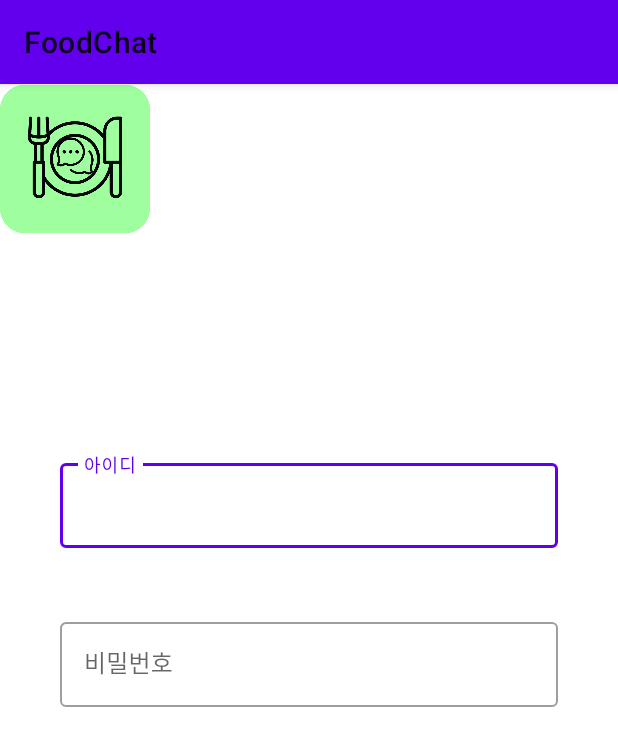
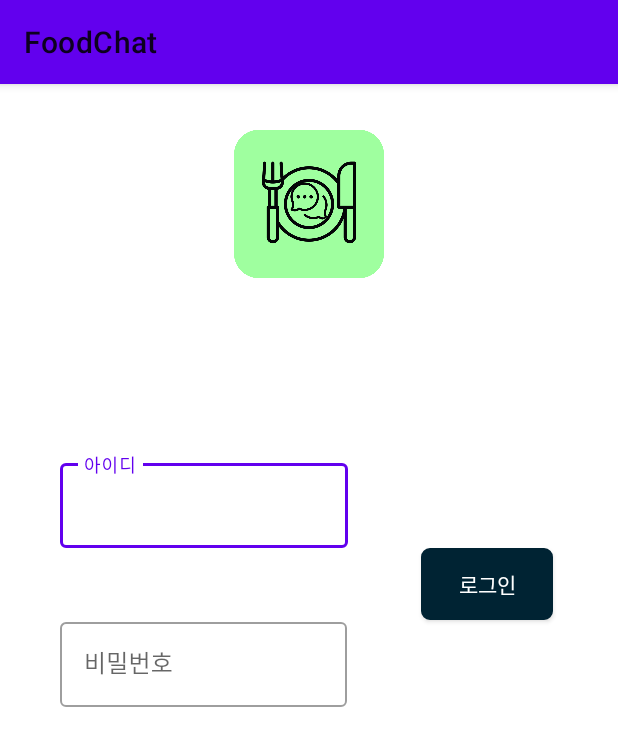
Before and after one commit to ahju411/FoodChat, an Android app: the screen it shows after launch (MainActivity), on a phone screen of 412 x 824 dp. Shown: the top 746 px of the screen. Run offline under Robolectric (Android 15) with nearby library versions, the phone set to English and light mode, and no system bars.

Commit message:
로그인버튼

```diff
--- /dev/null
+++ b/app/src/main/res/drawable/btn_darknavi.xml
@@ -0,0 +1,15 @@
+<?xml version="1.0" encoding="utf-8"?>
+<shape xmlns:android="http://schemas.android.com/apk/res/android">
+    <solid android:color="#002333"/>
+
+    <corners
+        android:bottomLeftRadius="5dp"
+        android:bottomRightRadius="5dp"
+        android:topLeftRadius="5dp"
+        android:topRightRadius="5dp">
+    </corners>
+        <!--테두리 색깔 지정-->
+    <stroke android:width="1dp"
+        android:color="#002333">
+    </stroke>
+</shape>
--- a/app/src/main/res/layout/home.xml
+++ b/app/src/main/res/layout/home.xml
@@ -7,19 +7,22 @@
     android:orientation="vertical">
 
     <ImageView
+        android:id="@+id/imageView2"
         android:layout_width="100dp"
         android:layout_height="100dp"
-        android:layout_gravity="center"
+        android:layout_marginTop="30dp"
         android:src="@drawable/logo"
-        tools:layout_editor_absoluteX="155dp"
-        tools:layout_editor_absoluteY="49dp"></ImageView>
+        app:layout_constraintLeft_toLeftOf="parent"
+        app:layout_constraintRight_toRightOf="parent"
+        app:layout_constraintTop_toTopOf="parent"></ImageView>
 
     <com.google.android.material.textfield.TextInputLayout
+        android:id="@+id/id"
         style="@style/Widget.MaterialComponents.TextInputLayout.OutlinedBox"
         android:layout_width="0dp"
         android:layout_height="wrap_content"
         android:layout_marginLeft="40dp"
-        android:layout_marginRight="40dp"
+        android:layout_marginRight="180dp"
         android:hint="아이디"
         app:layout_constraintBottom_toBottomOf="parent"
         app:layout_constraintLeft_toLeftOf="parent"
@@ -27,23 +30,24 @@
         app:layout_constraintTop_toTopOf="parent"
         app:layout_constraintVertical_bias="0.35">
 
-    <com.google.android.material.textfield.TextInputEditText
-        android:id="@+id/edit_id"
-        android:layout_width="match_parent"
-        android:layout_height="wrap_content" />
+        <com.google.android.material.textfield.TextInputEditText
+            android:id="@+id/edit_id"
+            android:layout_width="match_parent"
+            android:layout_height="wrap_content" />
 
     </com.google.android.material.textfield.TextInputLayout>
 
     <com.google.android.material.textfield.TextInputLayout
+        android:id="@+id/pwd"
         style="@style/Widget.MaterialComponents.TextInputLayout.OutlinedBox"
         android:layout_width="0dp"
         android:layout_height="wrap_content"
-        android:layout_marginLeft="40dp"
-        android:layout_marginRight="40dp"
+        android:layout_marginStart="40dp"
+        android:layout_marginEnd="49dp"
         android:hint="비밀번호"
         app:layout_constraintBottom_toBottomOf="parent"
-        app:layout_constraintLeft_toLeftOf="parent"
-        app:layout_constraintRight_toRightOf="parent"
+        app:layout_constraintEnd_toStartOf="@+id/button2"
+        app:layout_constraintStart_toStartOf="parent"
         app:layout_constraintTop_toTopOf="parent"
         app:layout_constraintVertical_bias="0.50">
 
@@ -54,5 +58,19 @@
             android:inputType="textPassword" />
     </com.google.android.material.textfield.TextInputLayout>
 
+    <androidx.appcompat.widget.AppCompatButton
+        android:id="@+id/button2"
+        android:layout_width="wrap_content"
+        android:layout_height="wrap_content"
+        android:layout_marginEnd="43dp"
+        android:background="@drawable/btn_darknavi"
+        android:textColor="@color/white"
+        android:text="로그인"
+        app:layout_constraintEnd_toEndOf="parent"
+        app:layout_constraintStart_toEndOf="@+id/pwd"
+        app:layout_constraintTop_toBottomOf="@+id/id">
+
+    </androidx.appcompat.widget.AppCompatButton>
+
 
 </androidx.constraintlayout.widget.ConstraintLayout>
--- a/app/src/main/res/values/colors.xml
+++ b/app/src/main/res/values/colors.xml
@@ -7,4 +7,5 @@
     <color name="teal_700">#FF018786</color>
     <color name="black">#FF000000</color>
     <color name="white">#FFFFFFFF</color>
+    <color name="basic">#002333</color>
 </resources>
```
